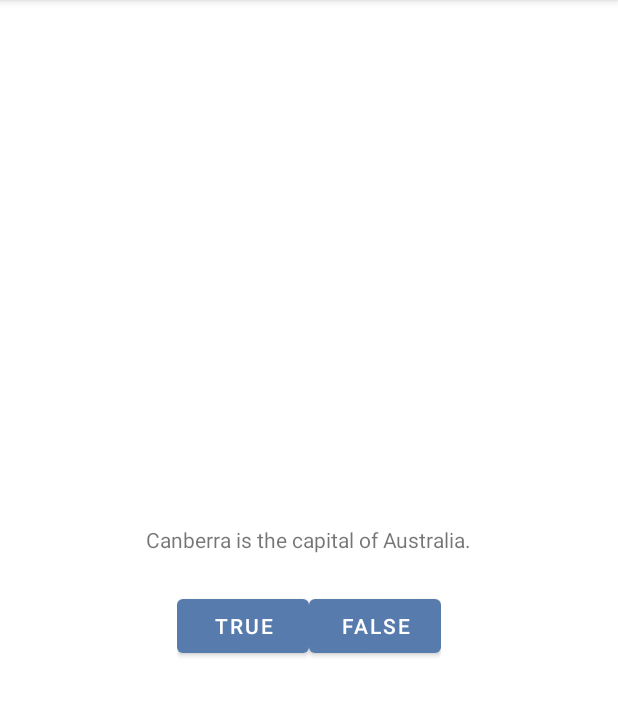
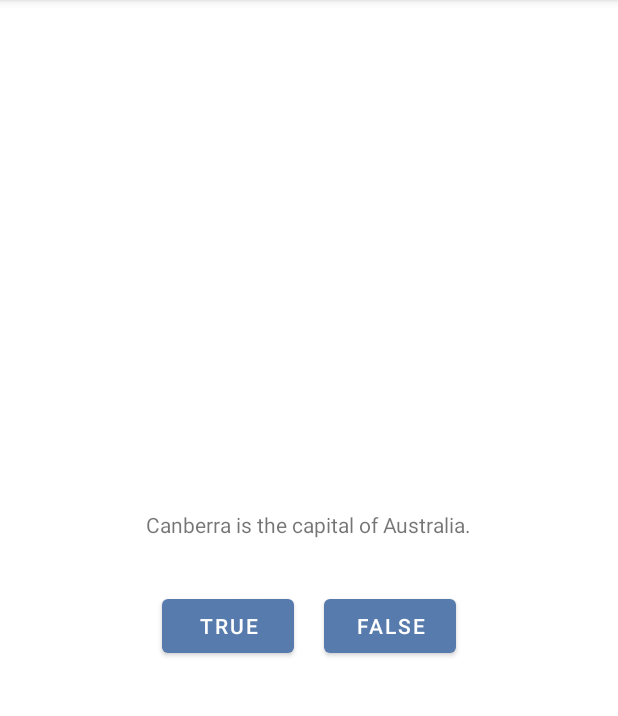
Before and after one commit to superfer2002/GeoQuiz, an Android app: the screen it shows after launch (MainActivity), on a phone screen of 412 x 824 dp, the part 84-800 px from its top. Run offline under Robolectric (Android 15) with nearby library versions, the phone set to English and light mode, and no system bars.

Commit message:
game finished sentence

```diff
--- a/app/src/main/java/com/example/geoquiz/MainActivity.java
+++ b/app/src/main/java/com/example/geoquiz/MainActivity.java
@@ -78,12 +78,16 @@ public class MainActivity extends AppCompatActivity {
 
     private void nextQuestion () {
         TextView textview = findViewById(R.id.questionToShow);
-        textview.setText(assignQuestion(questionNumber));
-        setButtons(assignAnswer(questionNumber));
-        /*if (questionNumber > 4) {
+
+        if (questionNumber < 5) {
+            textview.setText(assignQuestion(questionNumber));
+            setButtons(assignAnswer(questionNumber));
+            questionNumber++;
+        } else {
             textview.setText(R.string.finish_game);
-        }*/
-        questionNumber++;
+            mTrueButton.setVisibility(View.GONE);
+            mFalseButton.setVisibility(View.GONE);
+        }
     }
 
     private void setButtons(boolean answer) {
@@ -128,7 +132,6 @@ public class MainActivity extends AppCompatActivity {
     protected void onCreate(Bundle savedInstanceState) {
         super.onCreate(savedInstanceState);
 
-
         setContentView(R.layout.activity_main);
         nextQuestion();
 
--- a/app/src/main/res/layout/activity_main.xml
+++ b/app/src/main/res/layout/activity_main.xml
@@ -19,12 +19,14 @@
             android:id="@+id/true_button"
             android:layout_width="wrap_content"
             android:layout_height="wrap_content"
-            android:text="@string/true_button"/>
+            android:layout_margin="10dp"
+            android:text="@string/true_button" />
         <Button
             android:id="@+id/false_button"
             android:layout_width="wrap_content"
             android:layout_height="wrap_content"
-            android:text="@string/false_button"/>
+            android:layout_margin="10dp"
+            android:text="@string/false_button" />
     </LinearLayout>
 
 </LinearLayout>
--- a/app/src/main/res/values/strings.xml
+++ b/app/src/main/res/values/strings.xml
@@ -9,7 +9,6 @@
 
     <string name="finish_game">Game finished!</string>
 
-
     <string name="true_button">True</string>
     <string name="false_button">False</string>
     <string name="correct_toast">Correct!</string>
```
